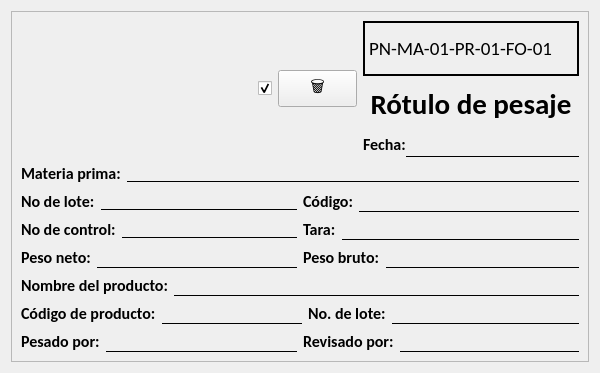
Qt form gui/rotuloWidget.ui (Lolitor777/BysRot) before a commit.
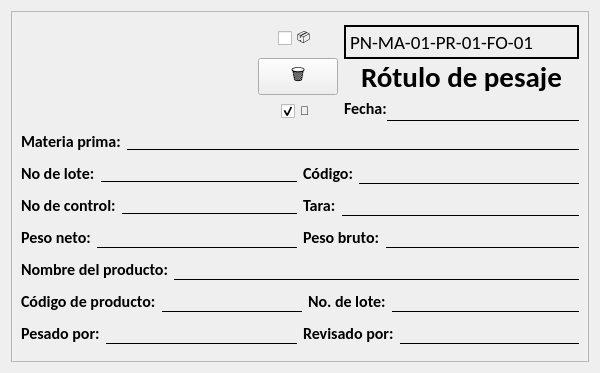
The same form after that commit. Icons and pictures are not drawn.

Patch:
```diff
--- a/gui/rotuloWidget.ui
+++ b/gui/rotuloWidget.ui
@@ -13,7 +13,7 @@
   <property name="windowTitle">
    <string>Form</string>
   </property>
-  <layout class="QVBoxLayout" name="verticalLayout_5">
+  <layout class="QHBoxLayout" name="horizontalLayout">
    <item>
     <widget class="QFrame" name="frame">
      <property name="frameShape">
@@ -25,12 +25,152 @@
      <property name="lineWidth">
       <number>2</number>
      </property>
-     <layout class="QVBoxLayout" name="verticalLayout">
+     <layout class="QGridLayout" name="gridLayout">
+      <item row="2" column="0" colspan="3">
+       <layout class="QHBoxLayout" name="horizontalLayout_102">
       <item>
-       <layout class="QVBoxLayout" name="centralwidget_6">
+         <layout class="QHBoxLayout" name="horizontalLayout_103">
         <item>
-         <layout class="QHBoxLayout" name="horizontalLayout_99">
+           <widget class="QLabel" name="label_92">
+            <property name="font">
+             <font>
+              <family>Calibri</family>
+              <pointsize>12</pointsize>
+              <bold>true</bold>
+             </font>
+            </property>
+            <property name="text">
+             <string>No de lote:</string>
+            </property>
+           </widget>
+          </item>
           <item>
+           <widget class="QLineEdit" name="inputBatchMateriaPrima">
+            <property name="font">
+             <font>
+              <pointsize>10</pointsize>
+             </font>
+            </property>
+            <property name="styleSheet">
+             <string notr="true">border: none;
+border-bottom: 1px solid black; background-color: transparent;</string>
+            </property>
+            <property name="alignment">
+             <set>Qt::AlignmentFlag::AlignCenter</set>
+            </property>
+           </widget>
+          </item>
+         </layout>
+        </item>
+        <item>
+         <layout class="QHBoxLayout" name="horizontalLayout_104">
+          <item>
+           <widget class="QLabel" name="label_93">
+            <property name="font">
+             <font>
+              <family>Calibri</family>
+              <pointsize>12</pointsize>
+              <bold>true</bold>
+             </font>
+            </property>
+            <property name="text">
+             <string>Código:</string>
+            </property>
+           </widget>
+          </item>
+          <item>
+           <widget class="QLineEdit" name="inputCodeMateriaPrima">
+            <property name="font">
+             <font>
+              <pointsize>12</pointsize>
+             </font>
+            </property>
+            <property name="styleSheet">
+             <string notr="true">border: none;
+border-bottom: 1px solid black; background-color: transparent;</string>
+            </property>
+            <property name="alignment">
+             <set>Qt::AlignmentFlag::AlignCenter</set>
+            </property>
+           </widget>
+          </item>
+         </layout>
+        </item>
+       </layout>
+      </item>
+      <item row="4" column="0" colspan="3">
+       <layout class="QHBoxLayout" name="horizontalLayout_108">
+        <item>
+         <layout class="QHBoxLayout" name="horizontalLayout_109">
+          <item>
+           <widget class="QLabel" name="label_96">
+            <property name="font">
+             <font>
+              <family>Calibri</family>
+              <pointsize>12</pointsize>
+              <bold>true</bold>
+             </font>
+            </property>
+            <property name="text">
+             <string>Peso neto:</string>
+            </property>
+           </widget>
+          </item>
+          <item>
+           <widget class="QLineEdit" name="inputPesoNeto">
+            <property name="font">
+             <font>
+              <pointsize>12</pointsize>
+             </font>
+            </property>
+            <property name="styleSheet">
+             <string notr="true">border: none;
+border-bottom: 1px solid black; background-color: transparent;</string>
+            </property>
+            <property name="alignment">
+             <set>Qt::AlignmentFlag::AlignCenter</set>
+            </property>
+           </widget>
+          </item>
+         </layout>
+        </item>
+        <item>
+         <layout class="QHBoxLayout" name="horizontalLayout_110">
+          <item>
+           <widget class="QLabel" name="label_97">
+            <property name="font">
+             <font>
+              <family>Calibri</family>
+              <pointsize>12</pointsize>
+              <bold>true</bold>
+             </font>
+            </property>
+            <property name="text">
+             <string>Peso bruto:</string>
+            </property>
+           </widget>
+          </item>
+          <item>
+           <widget class="QLineEdit" name="inputPesoBruto">
+            <property name="font">
+             <font>
+              <pointsize>12</pointsize>
+             </font>
+            </property>
+            <property name="styleSheet">
+             <string notr="true">border: none;
+border-bottom: 1px solid black; background-color: transparent;</string>
+            </property>
+            <property name="alignment">
+             <set>Qt::AlignmentFlag::AlignCenter</set>
+            </property>
+           </widget>
+          </item>
+         </layout>
+        </item>
+       </layout>
+      </item>
+      <item row="0" column="0">
            <widget class="QLabel" name="imageRot_6">
             <property name="minimumSize">
              <size>
@@ -55,56 +195,85 @@
             </property>
            </widget>
           </item>
+      <item row="7" column="0" colspan="3">
+       <layout class="QHBoxLayout" name="horizontalLayout_115">
           <item>
-           <widget class="QCheckBox" name="checkSyncDate">
-            <property name="minimumSize">
-             <size>
-              <width>0</width>
-              <height>0</height>
-             </size>
+         <layout class="QHBoxLayout" name="horizontalLayout_116">
+          <item>
+           <widget class="QLabel" name="label_101">
+            <property name="font">
+             <font>
+              <family>Calibri</family>
+              <pointsize>12</pointsize>
+              <bold>true</bold>
+             </font>
             </property>
             <property name="cursor">
              <cursorShape>PointingHandCursor</cursorShape>
             </property>
             <property name="text">
-             <string/>
+             <string>Pesado por:</string>
             </property>
-            <property name="checked">
-             <bool>true</bool>
-            </property>
            </widget>
           </item>
           <item>
-           <widget class="QPushButton" name="btnDelete">
-            <property name="sizePolicy">
-             <sizepolicy hsizetype="Minimum" vsizetype="Fixed">
-              <horstretch>0</horstretch>
-              <verstretch>0</verstretch>
-             </sizepolicy>
+           <widget class="QLineEdit" name="inputSignature">
+            <property name="font">
+             <font>
+              <pointsize>12</pointsize>
+             </font>
             </property>
-            <property name="minimumSize">
-             <size>
-              <width>10</width>
-              <height>0</height>
-             </size>
+            <property name="styleSheet">
+             <string notr="true">border: none;
+border-bottom: 1px solid black; background-color: transparent;</string>
             </property>
+            <property name="alignment">
+             <set>Qt::AlignmentFlag::AlignCenter</set>
+            </property>
+           </widget>
+          </item>
+         </layout>
+        </item>
+        <item>
+         <layout class="QHBoxLayout" name="horizontalLayout_117">
+          <item>
+           <widget class="QLabel" name="label_102">
             <property name="font">
              <font>
+              <family>Calibri</family>
               <pointsize>12</pointsize>
+              <bold>true</bold>
              </font>
             </property>
             <property name="cursor">
              <cursorShape>PointingHandCursor</cursorShape>
             </property>
             <property name="text">
-             <string>🗑</string>
+             <string>Revisado por:</string>
             </property>
-            <property name="autoDefault">
-             <bool>false</bool>
-            </property>
            </widget>
           </item>
           <item>
+           <widget class="QLineEdit" name="lineEdit_50">
+            <property name="font">
+             <font>
+              <pointsize>12</pointsize>
+             </font>
+            </property>
+            <property name="styleSheet">
+             <string notr="true">border: none;
+border-bottom: 1px solid black; background-color: transparent;</string>
+            </property>
+            <property name="alignment">
+             <set>Qt::AlignmentFlag::AlignCenter</set>
+            </property>
+           </widget>
+          </item>
+         </layout>
+        </item>
+       </layout>
+      </item>
+      <item row="0" column="2">
            <layout class="QVBoxLayout" name="verticalLayout_7">
             <property name="spacing">
              <number>0</number>
@@ -181,115 +350,70 @@
             </item>
            </layout>
           </item>
-         </layout>
-        </item>
-        <item>
-         <layout class="QHBoxLayout" name="horizontalLayout_101">
-          <item>
-           <widget class="QLabel" name="label_91">
-            <property name="font">
-             <font>
-              <family>Calibri</family>
-              <pointsize>12</pointsize>
-              <bold>true</bold>
-             </font>
+      <item row="0" column="1">
+       <layout class="QVBoxLayout" name="verticalLayout">
+        <item alignment="Qt::AlignmentFlag::AlignHCenter">
+         <widget class="QCheckBox" name="checkEntregar">
+          <property name="cursor">
+           <cursorShape>PointingHandCursor</cursorShape>
             </property>
             <property name="text">
-             <string>Materia prima:</string>
+           <string>📦</string>
             </property>
            </widget>
           </item>
           <item>
-           <widget class="QLineEdit" name="inputMateriaPrima">
-            <property name="font">
-             <font>
-              <pointsize>10</pointsize>
-             </font>
-            </property>
-            <property name="styleSheet">
-             <string notr="true">border: none;
-border-bottom: 1px solid black; background-color: transparent;</string>
-            </property>
-            <property name="alignment">
-             <set>Qt::AlignmentFlag::AlignCenter</set>
-            </property>
-           </widget>
-          </item>
-         </layout>
-        </item>
-        <item>
-         <layout class="QHBoxLayout" name="horizontalLayout_102">
-          <item>
-           <layout class="QHBoxLayout" name="horizontalLayout_103">
-            <item>
-             <widget class="QLabel" name="label_92">
+         <widget class="QPushButton" name="btnDelete">
+          <property name="sizePolicy">
+           <sizepolicy hsizetype="Minimum" vsizetype="Fixed">
+            <horstretch>0</horstretch>
+            <verstretch>0</verstretch>
+           </sizepolicy>
+          </property>
+          <property name="minimumSize">
+           <size>
+            <width>10</width>
+            <height>0</height>
+           </size>
+          </property>
               <property name="font">
                <font>
-                <family>Calibri</family>
                 <pointsize>12</pointsize>
-                <bold>true</bold>
-               </font>
-              </property>
+           </font>
+          </property>
+          <property name="cursor">
+           <cursorShape>PointingHandCursor</cursorShape>
+          </property>
               <property name="text">
-               <string>No de lote:</string>
-              </property>
-             </widget>
-            </item>
-            <item>
-             <widget class="QLineEdit" name="inputBatchMateriaPrima">
-              <property name="font">
-               <font>
-                <pointsize>10</pointsize>
-               </font>
-              </property>
-              <property name="styleSheet">
-               <string notr="true">border: none;
-border-bottom: 1px solid black; background-color: transparent;</string>
-              </property>
-              <property name="alignment">
-               <set>Qt::AlignmentFlag::AlignCenter</set>
-              </property>
-             </widget>
-            </item>
-           </layout>
-          </item>
-          <item>
-           <layout class="QHBoxLayout" name="horizontalLayout_104">
-            <item>
-             <widget class="QLabel" name="label_93">
-              <property name="font">
-               <font>
-                <family>Calibri</family>
-                <pointsize>12</pointsize>
-                <bold>true</bold>
-               </font>
-              </property>
+           <string>🗑</string>
+          </property>
+          <property name="autoDefault">
+           <bool>false</bool>
+          </property>
+         </widget>
+        </item>
+        <item alignment="Qt::AlignmentFlag::AlignHCenter">
+         <widget class="QCheckBox" name="checkSyncDate">
+          <property name="minimumSize">
+           <size>
+            <width>0</width>
+            <height>0</height>
+           </size>
+          </property>
+          <property name="cursor">
+           <cursorShape>PointingHandCursor</cursorShape>
+          </property>
               <property name="text">
-               <string>Código:</string>
-              </property>
-             </widget>
-            </item>
-            <item>
-             <widget class="QLineEdit" name="inputCodeMateriaPrima">
-              <property name="font">
-               <font>
-                <pointsize>12</pointsize>
-               </font>
-              </property>
-              <property name="styleSheet">
-               <string notr="true">border: none;
-border-bottom: 1px solid black; background-color: transparent;</string>
-              </property>
-              <property name="alignment">
-               <set>Qt::AlignmentFlag::AlignCenter</set>
-              </property>
+           <string>📅</string>
+          </property>
+          <property name="checked">
+           <bool>true</bool>
+          </property>
              </widget>
             </item>
            </layout>
           </item>
-         </layout>
-        </item>
-        <item>
+      <item row="3" column="0" colspan="3">
          <layout class="QHBoxLayout" name="horizontalLayout_105">
           <item>
            <layout class="QHBoxLayout" name="horizontalLayout_106">
@@ -367,113 +491,7 @@
           </item>
          </layout>
         </item>
-        <item>
-         <layout class="QHBoxLayout" name="horizontalLayout_108">
-          <item>
-           <layout class="QHBoxLayout" name="horizontalLayout_109">
-            <item>
-             <widget class="QLabel" name="label_96">
-              <property name="font">
-               <font>
-                <family>Calibri</family>
-                <pointsize>12</pointsize>
-                <bold>true</bold>
-               </font>
-              </property>
-              <property name="text">
-               <string>Peso neto:</string>
-              </property>
-             </widget>
-            </item>
-            <item>
-             <widget class="QLineEdit" name="inputPesoNeto">
-              <property name="font">
-               <font>
-                <pointsize>12</pointsize>
-               </font>
-              </property>
-              <property name="styleSheet">
-               <string notr="true">border: none;
-border-bottom: 1px solid black; background-color: transparent;</string>
-              </property>
-              <property name="alignment">
-               <set>Qt::AlignmentFlag::AlignCenter</set>
-              </property>
-             </widget>
-            </item>
-           </layout>
-          </item>
-          <item>
-           <layout class="QHBoxLayout" name="horizontalLayout_110">
-            <item>
-             <widget class="QLabel" name="label_97">
-              <property name="font">
-               <font>
-                <family>Calibri</family>
-                <pointsize>12</pointsize>
-                <bold>true</bold>
-               </font>
-              </property>
-              <property name="text">
-               <string>Peso bruto:</string>
-              </property>
-             </widget>
-            </item>
-            <item>
-             <widget class="QLineEdit" name="inputPesoBruto">
-              <property name="font">
-               <font>
-                <pointsize>12</pointsize>
-               </font>
-              </property>
-              <property name="styleSheet">
-               <string notr="true">border: none;
-border-bottom: 1px solid black; background-color: transparent;</string>
-              </property>
-              <property name="alignment">
-               <set>Qt::AlignmentFlag::AlignCenter</set>
-              </property>
-             </widget>
-            </item>
-           </layout>
-          </item>
-         </layout>
-        </item>
-        <item>
-         <layout class="QHBoxLayout" name="horizontalLayout_111">
-          <item>
-           <widget class="QLabel" name="label_98">
-            <property name="font">
-             <font>
-              <family>Calibri</family>
-              <pointsize>12</pointsize>
-              <bold>true</bold>
-             </font>
-            </property>
-            <property name="text">
-             <string>Nombre del producto:</string>
-            </property>
-           </widget>
-          </item>
-          <item>
-           <widget class="QLineEdit" name="inputName">
-            <property name="font">
-             <font>
-              <pointsize>12</pointsize>
-             </font>
-            </property>
-            <property name="styleSheet">
-             <string notr="true">border: none;
-border-bottom: 1px solid black; background-color: transparent;</string>
-            </property>
-            <property name="alignment">
-             <set>Qt::AlignmentFlag::AlignCenter</set>
-            </property>
-           </widget>
-          </item>
-         </layout>
-        </item>
-        <item>
+      <item row="6" column="0" colspan="3">
          <layout class="QHBoxLayout" name="horizontalLayout_112">
           <item>
            <layout class="QHBoxLayout" name="horizontalLayout_113">
@@ -545,12 +563,10 @@
           </item>
          </layout>
         </item>
+      <item row="1" column="0" colspan="3">
+       <layout class="QHBoxLayout" name="horizontalLayout_101">
         <item>
-         <layout class="QHBoxLayout" name="horizontalLayout_115">
-          <item>
-           <layout class="QHBoxLayout" name="horizontalLayout_116">
-            <item>
-             <widget class="QLabel" name="label_101">
+         <widget class="QLabel" name="label_91">
               <property name="font">
                <font>
                 <family>Calibri</family>
@@ -559,15 +575,15 @@
                </font>
               </property>
               <property name="text">
-               <string>Pesado por:</string>
+           <string>Materia prima:</string>
               </property>
              </widget>
             </item>
             <item>
-             <widget class="QLineEdit" name="inputSignature">
+         <widget class="QLineEdit" name="inputMateriaPrima">
               <property name="font">
                <font>
-                <pointsize>12</pointsize>
+            <pointsize>10</pointsize>
                </font>
               </property>
               <property name="styleSheet">
@@ -581,10 +597,10 @@
             </item>
            </layout>
           </item>
+      <item row="5" column="0" colspan="3">
+       <layout class="QHBoxLayout" name="horizontalLayout_111">
           <item>
-           <layout class="QHBoxLayout" name="horizontalLayout_117">
-            <item>
-             <widget class="QLabel" name="label_102">
+         <widget class="QLabel" name="label_98">
               <property name="font">
                <font>
                 <family>Calibri</family>
@@ -593,12 +609,12 @@
                </font>
               </property>
               <property name="text">
-               <string>Revisado por:</string>
+           <string>Nombre del producto:</string>
               </property>
              </widget>
             </item>
             <item>
-             <widget class="QLineEdit" name="lineEdit_50">
+         <widget class="QLineEdit" name="inputName">
               <property name="font">
                <font>
                 <pointsize>12</pointsize>
@@ -612,10 +628,6 @@
                <set>Qt::AlignmentFlag::AlignCenter</set>
               </property>
              </widget>
-            </item>
-           </layout>
-          </item>
-         </layout>
         </item>
        </layout>
       </item>
```
Left out of the diff: 6 changed lines with no effect on the pictures. Lines whose indentation alone changed are shown as unchanged.
